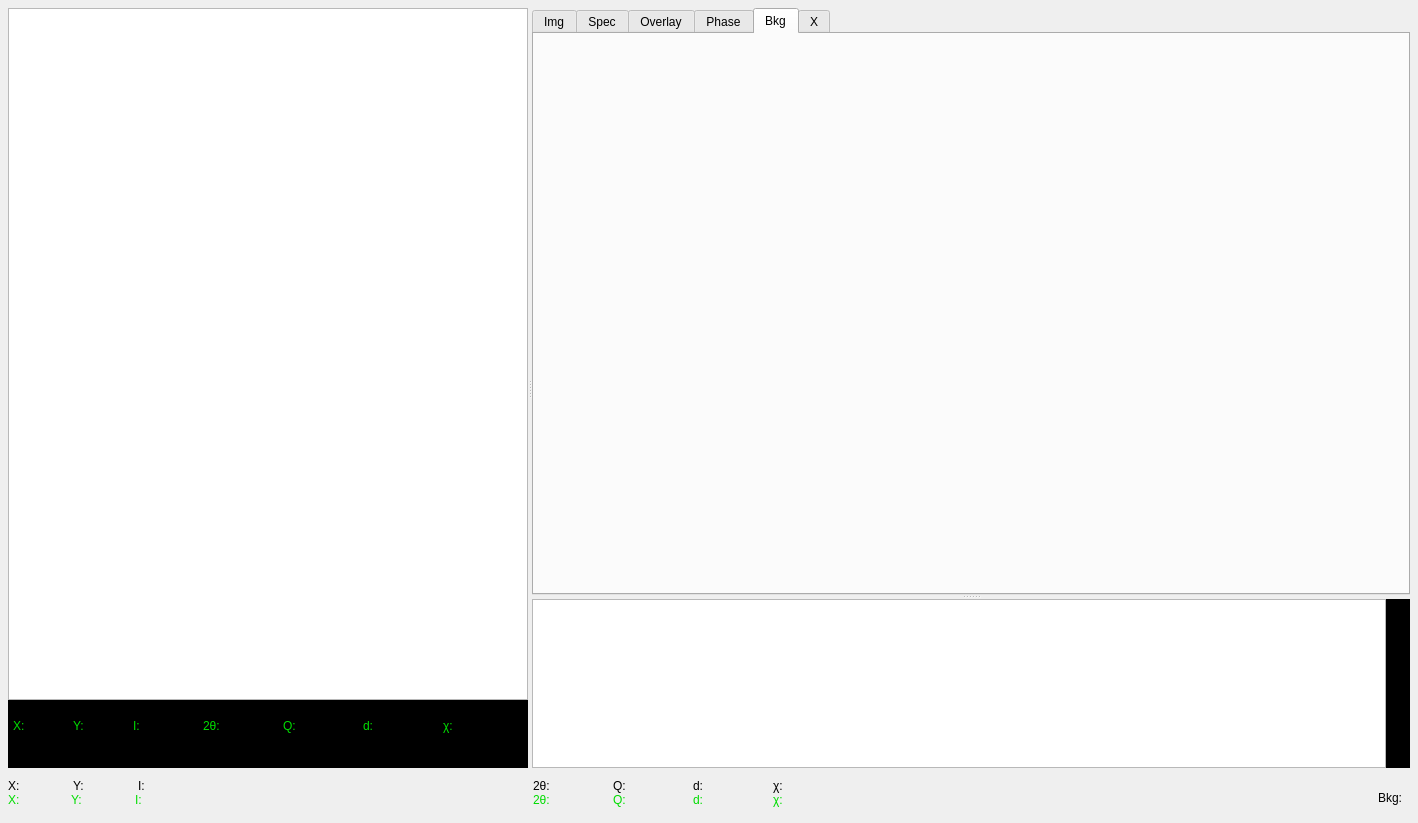
Before: the Qt Designer form Dioptas_main/Views/UiFiles/Integration.ui in Dioptas/Dioptas, drawn with Qt 5.
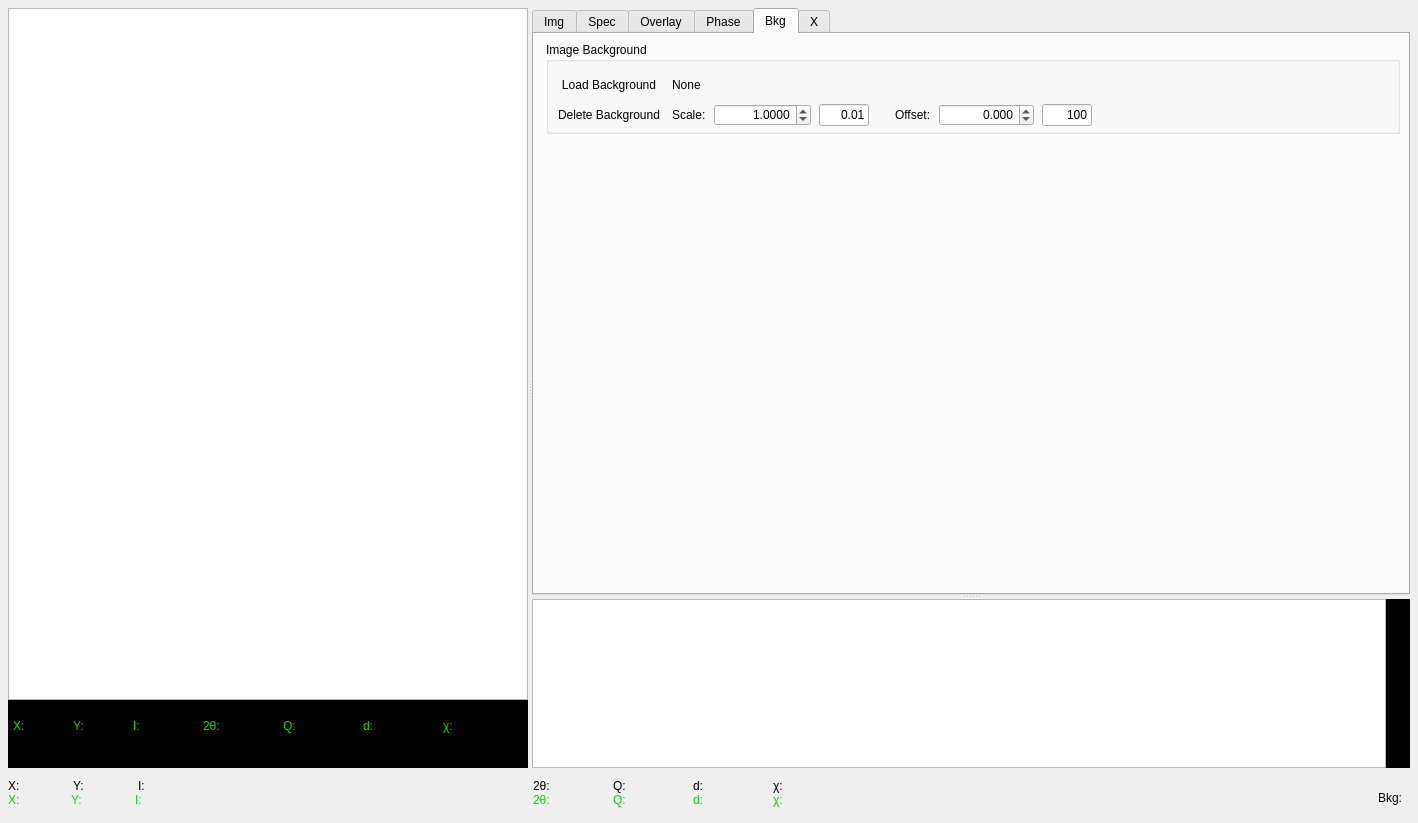
After: the same form once the commit is applied. The open tabs and pages were chosen to show the change. Custom widgets are drawn as their Qt base class.

Commit message: finished gui interface for simple image background subtraction

The edit to the form file:
```diff
--- a/Dioptas_main/Views/UiFiles/Integration.ui
+++ b/Dioptas_main/Views/UiFiles/Integration.ui
@@ -1716,6 +1716,245 @@
         <attribute name="title">
          <string>Bkg</string>
         </attribute>
+        <layout class="QVBoxLayout" name="verticalLayout_20">
+         <property name="spacing">
+          <number>5</number>
+         </property>
+         <property name="leftMargin">
+          <number>12</number>
+         </property>
+         <property name="topMargin">
+          <number>8</number>
+         </property>
+         <property name="rightMargin">
+          <number>8</number>
+         </property>
+         <property name="bottomMargin">
+          <number>8</number>
+         </property>
+         <item>
+          <widget class="QGroupBox" name="groupBox_5">
+           <property name="title">
+            <string>Image Background</string>
+           </property>
+           <layout class="QGridLayout" name="gridLayout_5">
+            <property name="leftMargin">
+             <number>5</number>
+            </property>
+            <property name="topMargin">
+             <number>12</number>
+            </property>
+            <property name="rightMargin">
+             <number>5</number>
+            </property>
+            <property name="bottomMargin">
+             <number>5</number>
+            </property>
+            <property name="spacing">
+             <number>8</number>
+            </property>
+            <item row="1" column="8">
+             <spacer name="horizontalSpacer_2">
+              <property name="orientation">
+               <enum>Qt::Horizontal</enum>
+              </property>
+              <property name="sizeHint" stdset="0">
+               <size>
+                <width>40</width>
+                <height>20</height>
+               </size>
+              </property>
+             </spacer>
+            </item>
+            <item row="1" column="6">
+             <widget class="QDoubleSpinBox" name="bkg_image_offset_sb">
+              <property name="sizePolicy">
+               <sizepolicy hsizetype="Maximum" vsizetype="Fixed">
+                <horstretch>0</horstretch>
+                <verstretch>0</verstretch>
+               </sizepolicy>
+              </property>
+              <property name="maximumSize">
+               <size>
+                <width>120</width>
+                <height>16777215</height>
+               </size>
+              </property>
+              <property name="alignment">
+               <set>Qt::AlignRight|Qt::AlignTrailing|Qt::AlignVCenter</set>
+              </property>
+              <property name="decimals">
+               <number>3</number>
+              </property>
+              <property name="minimum">
+               <double>-999999999.000000000000000</double>
+              </property>
+              <property name="maximum">
+               <double>999999999.000000000000000</double>
+              </property>
+              <property name="singleStep">
+               <double>100.000000000000000</double>
+              </property>
+              <property name="value">
+               <double>0.000000000000000</double>
+              </property>
+             </widget>
+            </item>
+            <item row="1" column="2">
+             <widget class="QDoubleSpinBox" name="bkg_image_scale_sb">
+              <property name="sizePolicy">
+               <sizepolicy hsizetype="Fixed" vsizetype="Fixed">
+                <horstretch>0</horstretch>
+                <verstretch>0</verstretch>
+               </sizepolicy>
+              </property>
+              <property name="minimumSize">
+               <size>
+                <width>0</width>
+                <height>0</height>
+               </size>
+              </property>
+              <property name="maximumSize">
+               <size>
+                <width>120</width>
+                <height>16777215</height>
+               </size>
+              </property>
+              <property name="alignment">
+               <set>Qt::AlignRight|Qt::AlignTrailing|Qt::AlignVCenter</set>
+              </property>
+              <property name="decimals">
+               <number>4</number>
+              </property>
+              <property name="maximum">
+               <double>999999.000000000000000</double>
+              </property>
+              <property name="singleStep">
+               <double>0.010000000000000</double>
+              </property>
+              <property name="value">
+               <double>1.000000000000000</double>
+              </property>
+             </widget>
+            </item>
+            <item row="1" column="0">
+             <widget class="QPushButton" name="bkg_image_delete_btn">
+              <property name="text">
+               <string>Delete Background</string>
+              </property>
+              <property name="flat">
+               <bool>true</bool>
+              </property>
+             </widget>
+            </item>
+            <item row="1" column="1">
+             <widget class="QLabel" name="label_19">
+              <property name="text">
+               <string>Scale:</string>
+              </property>
+             </widget>
+            </item>
+            <item row="1" column="5">
+             <widget class="QLabel" name="label_20">
+              <property name="text">
+               <string>Offset:</string>
+              </property>
+             </widget>
+            </item>
+            <item row="0" column="0">
+             <widget class="QPushButton" name="bkg_image_load_btn">
+              <property name="text">
+               <string>Load Background</string>
+              </property>
+              <property name="flat">
+               <bool>true</bool>
+              </property>
+             </widget>
+            </item>
+            <item row="1" column="7">
+             <widget class="QLineEdit" name="bkg_image_offset_step_txt">
+              <property name="sizePolicy">
+               <sizepolicy hsizetype="Fixed" vsizetype="Fixed">
+                <horstretch>0</horstretch>
+                <verstretch>0</verstretch>
+               </sizepolicy>
+              </property>
+              <property name="maximumSize">
+               <size>
+                <width>50</width>
+                <height>16777215</height>
+               </size>
+              </property>
+              <property name="text">
+               <string>100</string>
+              </property>
+              <property name="alignment">
+               <set>Qt::AlignRight|Qt::AlignTrailing|Qt::AlignVCenter</set>
+              </property>
+             </widget>
+            </item>
+            <item row="0" column="1" colspan="8">
+             <widget class="QLabel" name="bkg_image_filename">
+              <property name="text">
+               <string>None</string>
+              </property>
+             </widget>
+            </item>
+            <item row="1" column="3">
+             <widget class="QLineEdit" name="bkg_image_scale_step_txt">
+              <property name="sizePolicy">
+               <sizepolicy hsizetype="Fixed" vsizetype="Fixed">
+                <horstretch>0</horstretch>
+                <verstretch>0</verstretch>
+               </sizepolicy>
+              </property>
+              <property name="maximumSize">
+               <size>
+                <width>50</width>
+                <height>16777215</height>
+               </size>
+              </property>
+              <property name="text">
+               <string>0.01</string>
+              </property>
+              <property name="alignment">
+               <set>Qt::AlignRight|Qt::AlignTrailing|Qt::AlignVCenter</set>
+              </property>
+             </widget>
+            </item>
+            <item row="1" column="4">
+             <spacer name="horizontalSpacer_3">
+              <property name="orientation">
+               <enum>Qt::Horizontal</enum>
+              </property>
+              <property name="sizeType">
+               <enum>QSizePolicy::Fixed</enum>
+              </property>
+              <property name="sizeHint" stdset="0">
+               <size>
+                <width>10</width>
+                <height>20</height>
+               </size>
+              </property>
+             </spacer>
+            </item>
+           </layout>
+          </widget>
+         </item>
+         <item>
+          <spacer name="verticalSpacer_11">
+           <property name="orientation">
+            <enum>Qt::Vertical</enum>
+           </property>
+           <property name="sizeHint" stdset="0">
+            <size>
+             <width>20</width>
+             <height>278</height>
+            </size>
+           </property>
+          </spacer>
+         </item>
+        </layout>
        </widget>
        <widget class="QWidget" name="special_tab">
         <attribute name="title">
```
Left out of the diff: 9 changed lines with no effect on the pictures. The commit also changes 1 other file.
